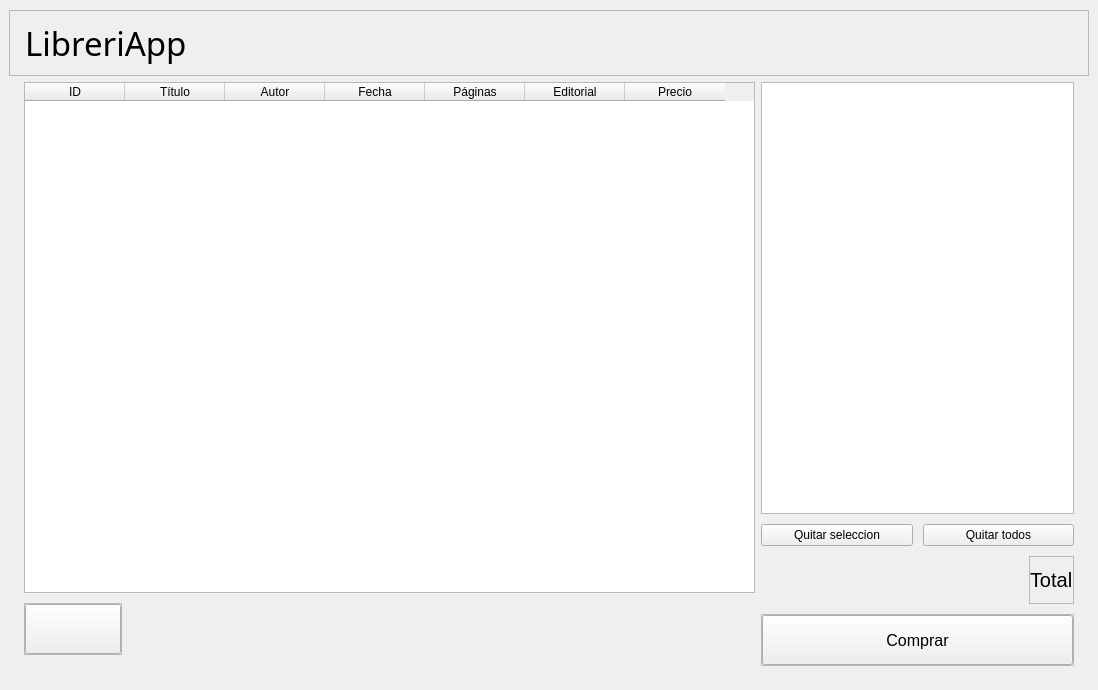
The window that win.ui (JuannRob/final-lab2) describes before a commit, drawn with Qt 5.
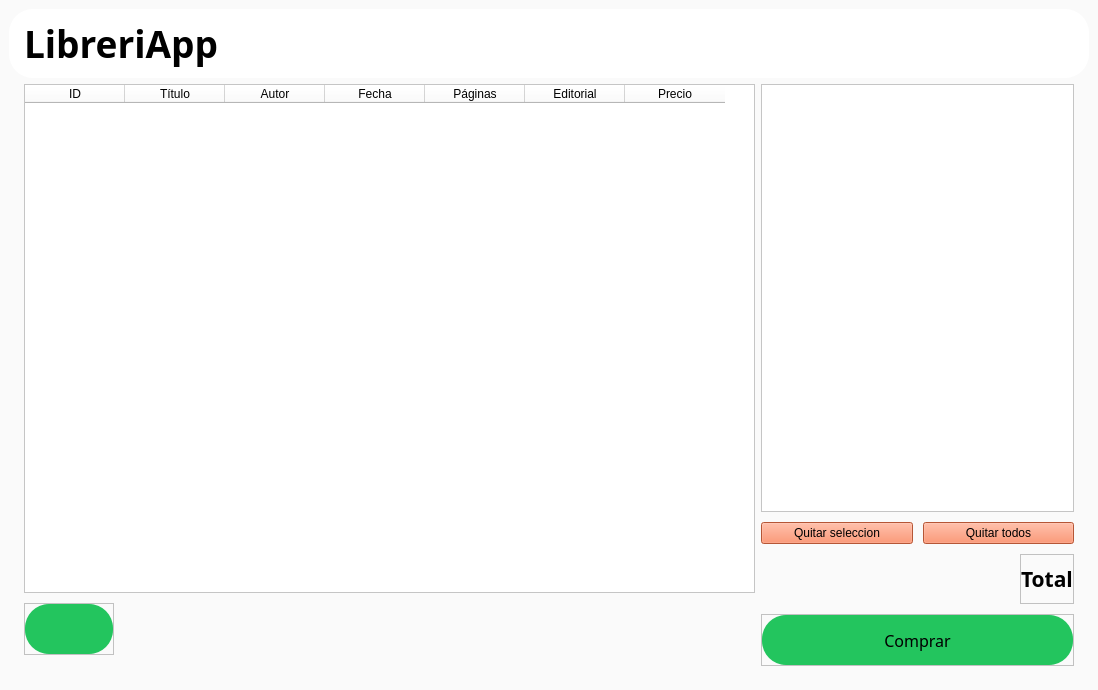
The same window after the commit. Icons and pictures are not drawn.

```diff
--- a/win.ui
+++ b/win.ui
@@ -13,6 +13,9 @@
   <property name="windowTitle">
    <string>LibreriApp</string>
   </property>
+  <property name="styleSheet">
+   <string notr="true">background-color:rgb(250, 250, 250);</string>
+  </property>
   <widget class="QWidget" name="centralwidget">
    <layout class="QHBoxLayout" name="horizontalLayout_3">
     <item>
@@ -22,6 +25,9 @@
       </property>
       <item alignment="Qt::AlignBottom">
        <widget class="QFrame" name="frame">
+        <property name="styleSheet">
+         <string notr="true">background-color:rgb(255, 255, 255); border-radius: 24; </string>
+        </property>
         <property name="frameShape">
          <enum>QFrame::StyledPanel</enum>
         </property>
@@ -39,10 +45,15 @@
           <widget class="QLabel" name="label">
            <property name="font">
             <font>
-             <family>Noto Sans Georgian</family>
-             <pointsize>25</pointsize>
+             <family>Volkswagen-Serial</family>
+             <pointsize>28</pointsize>
+             <weight>75</weight>
+             <bold>true</bold>
             </font>
            </property>
+           <property name="styleSheet">
+            <string notr="true"/>
+           </property>
            <property name="text">
             <string>LibreriApp</string>
            </property>
@@ -72,6 +83,9 @@
           </property>
           <item>
            <widget class="QTableWidget" name="tabla">
+            <property name="styleSheet">
+             <string notr="true">background-color:rgb(255, 255, 255);</string>
+            </property>
             <column>
              <property name="text">
               <string>ID</string>
@@ -146,6 +160,9 @@
                  <pointsize>25</pointsize>
                 </font>
                </property>
+               <property name="styleSheet">
+                <string notr="true">border-radius: 24; background-color:rgb(35, 197, 94)</string>
+               </property>
                <property name="text">
                 <string/>
                </property>
@@ -187,12 +204,19 @@
            <number>0</number>
           </property>
           <item>
-           <widget class="QListWidget" name="carrito"/>
+           <widget class="QListWidget" name="carrito">
+            <property name="styleSheet">
+             <string notr="true">background-color:rgb(255, 255, 255);</string>
+            </property>
+           </widget>
           </item>
           <item>
            <layout class="QHBoxLayout" name="horizontalLayout_5">
             <item>
              <widget class="QPushButton" name="quitarSeleccion">
+              <property name="styleSheet">
+               <string notr="true">background-color:rgb(254, 120, 75);</string>
+              </property>
               <property name="text">
                <string>Quitar seleccion</string>
               </property>
@@ -200,6 +224,9 @@
             </item>
             <item>
              <widget class="QPushButton" name="quitarTodos">
+              <property name="styleSheet">
+               <string notr="true">background-color:rgb(254, 120, 75)</string>
+              </property>
               <property name="text">
                <string>Quitar todos</string>
               </property>
@@ -226,7 +253,10 @@
               <widget class="QLabel" name="total">
                <property name="font">
                 <font>
-                 <pointsize>15</pointsize>
+                 <family>Volkswagen-Serial</family>
+                 <pointsize>16</pointsize>
+                 <weight>75</weight>
+                 <bold>true</bold>
                 </font>
                </property>
                <property name="text">
@@ -271,12 +301,22 @@
                </property>
                <property name="font">
                 <font>
+                 <family>Volkswagen-Serial</family>
                  <pointsize>12</pointsize>
+                 <weight>50</weight>
+                 <italic>false</italic>
+                 <bold>false</bold>
+                 <underline>false</underline>
+                 <strikeout>false</strikeout>
+                 <kerning>true</kerning>
                 </font>
                </property>
                <property name="focusPolicy">
                 <enum>Qt::StrongFocus</enum>
                </property>
+               <property name="styleSheet">
+                <string notr="true">border-radius:  24; background-color:rgb(35, 197, 94)</string>
+               </property>
                <property name="text">
                 <string>Comprar</string>
                </property>
```
